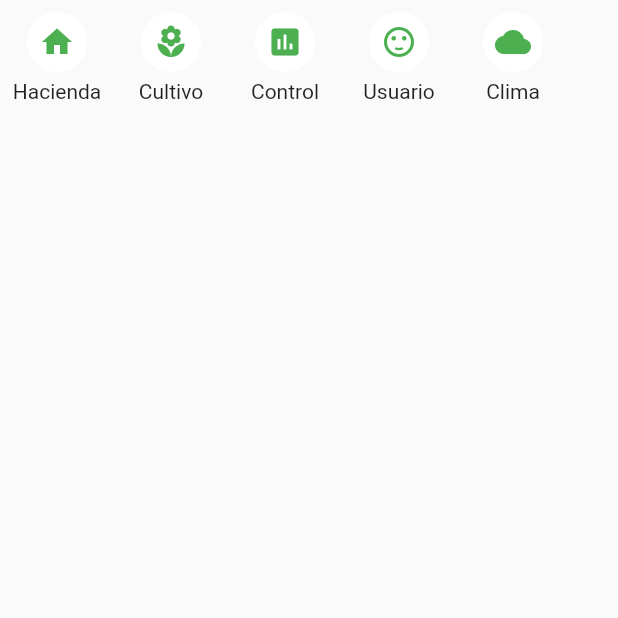
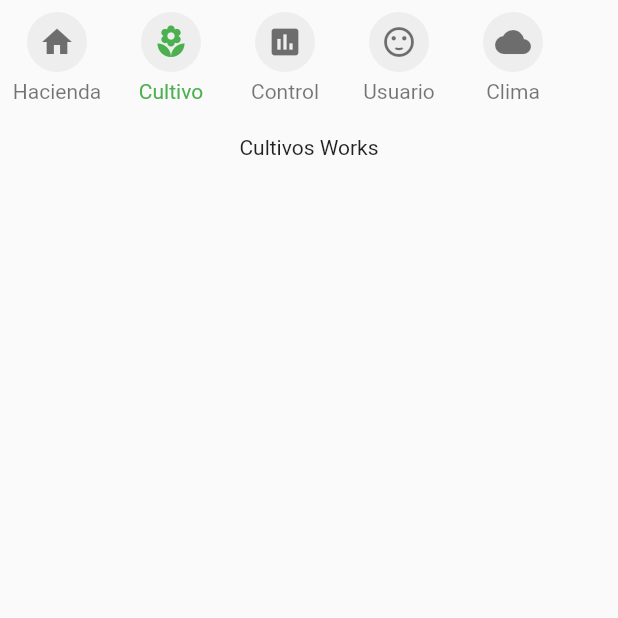
Before and after one commit to CristianX/flutter-grados-dia, a Flutter app: the MenuPage screen opened by its route, after a tap on the "local florist" icon, on a phone screen of 412 x 824 dp, the top half of it. Run offline on Flutter 3.47's test engine with Material 2 defaults, Android fonts, the phone set to English and light mode, and no system bars; our stand-ins replace flutter_map, geolocator, latlong; missing offline and left inert: flutter_map_marker_cluster; network calls fail.

Commit message:
Implementación funcionalidad de página de menu y provider para modificar navegacion del floating action button

```diff
--- a/lib/main.dart
+++ b/lib/main.dart
@@ -4,6 +4,7 @@ import 'package:flutter/material.dart';
 // import 'package:grados_dia_app/src/services/cultivos_services.dart';
 import 'package:grados_dia_app/src/services/hectarea_service.dart';
 import 'package:grados_dia_app/src/services/hacienda_service.dart';
+import 'package:grados_dia_app/src/services/navegacion_floating_service.dart';
 
 // Provider
 import 'package:provider/provider.dart';
@@ -23,7 +24,8 @@ class MyApp extends StatelessWidget {
     return MultiProvider(
       providers: [
         ChangeNotifierProvider(create: (_) => new HectareaService()),
-        ChangeNotifierProvider(create: (_) => new HaciendaService())
+        ChangeNotifierProvider(create: (_) => new HaciendaService()),
+        ChangeNotifierProvider(create: (_) => new NavegacionFloatingService()),
         // ChangeNotifierProvider(create: (_) => new  CultivoService())
       ],
       child: MaterialApp(
--- /dev/null
+++ b/lib/src/pages/clima/listar_clima_page.dart
@@ -0,0 +1,14 @@
+import 'package:flutter/material.dart';
+
+class ListarClimaPage extends StatelessWidget {
+  @override
+  Widget build(BuildContext context) {
+    return Container(
+
+      child: Center(
+        child: Text(' Clima Works '),
+      ),
+
+    );
+  }
+}
--- /dev/null
+++ b/lib/src/pages/control/listar_control_page.dart
@@ -0,0 +1,14 @@
+import 'package:flutter/material.dart';
+
+class ListarControlPage extends StatelessWidget {
+  @override
+  Widget build(BuildContext context) {
+    return Container(
+
+      child: Center(
+        child: Text(' Control Works '),
+      ),
+
+    );
+  }
+}
--- /dev/null
+++ b/lib/src/pages/cultivo/listar_cultivos_page.dart
@@ -0,0 +1,14 @@
+import 'package:flutter/material.dart';
+
+class ListarCultivosPage extends StatelessWidget {
+  @override
+  Widget build(BuildContext context) {
+    return Container(
+
+      child: Center(
+        child: Text(' Cultivos Works '),
+      ),
+
+    );
+  }
+}
--- /dev/null
+++ b/lib/src/pages/hacienda/listar_haciendas_page.dart
@@ -0,0 +1,14 @@
+import 'package:flutter/material.dart';
+
+class ListarHaciendasPage extends StatelessWidget {
+  @override
+  Widget build(BuildContext context) {
+    return Container(
+
+      child: Center(
+        child: Text(' Hacienda Works '),
+      ),
+
+    );
+  }
+}
--- a/lib/src/pages/home_page.dart
+++ b/lib/src/pages/home_page.dart
@@ -1,9 +1,11 @@
 import 'package:flutter/material.dart';
+
+import 'package:grados_dia_app/src/services/navegacion_floating_service.dart';
+import 'package:provider/provider.dart';
 
 // Vistas
 import 'package:grados_dia_app/src/pages/mapa_page.dart';
 import 'package:grados_dia_app/src/pages/menu_page.dart';
-
 
 
 class HomePage extends StatefulWidget {
@@ -23,6 +25,10 @@ class _HomePageState extends State<HomePage> {
   @override
   Widget build(BuildContext context) {
 
+    // Llamando service
+    final navegacionFloatingService = Provider.of<NavegacionFloatingService>(context);
+
+
 
     return Scaffold(
 
@@ -30,9 +36,10 @@ class _HomePageState extends State<HomePage> {
       bottomNavigationBar: _crearBottomNavigationBar(),
       floatingActionButtonLocation: FloatingActionButtonLocation.centerDocked,
       floatingActionButton: FloatingActionButton(
+        // TODO: implementar el FloatingButton para que pueda añadir cualquier campo de la categoria seleccionada ( Posiblemente con providers )
         child: Icon(Icons.add),
         backgroundColor: Theme.of(context).primaryColor,
-        onPressed: () => Navigator.pushNamed(context, 'hectareas'),
+        onPressed: () => Navigator.pushNamed(context, navegacionFloatingService.menuSeleccionado ),
       ),
 
     );
--- a/lib/src/pages/login_page.dart
+++ b/lib/src/pages/login_page.dart
@@ -1,4 +1,6 @@
 import 'package:flutter/material.dart';
+
+// TODO: cambiar color a white12 para evitar conflicto de color con el ScrollView
 
 class LoginPage extends StatelessWidget {
   @override
--- a/lib/src/pages/mapa_page.dart
+++ b/lib/src/pages/mapa_page.dart
@@ -1,4 +1,5 @@
 import 'package:flutter/material.dart';
+import 'package:grados_dia_app/src/services/navegacion_floating_service.dart';
 import 'package:provider/provider.dart';
 
 // Services
@@ -11,6 +12,10 @@ class MapaPage extends StatelessWidget {
   @override
   Widget build(BuildContext context) {
 
+    final navegacionFloatingService = Provider.of<NavegacionFloatingService>(context);
+
+    navegacionFloatingService.menuSeleccionado = 'hectareas';
+
     // Llamando service
     final hectareaService = Provider.of<HectareaService>(context);
 
--- a/lib/src/pages/menu_page.dart
+++ b/lib/src/pages/menu_page.dart
@@ -2,18 +2,44 @@ import 'package:flutter/material.dart';
 
 
 import 'package:grados_dia_app/src/models/menu_model.dart';
+import 'package:grados_dia_app/src/pages/clima/listar_clima_page.dart';
+import 'package:grados_dia_app/src/pages/control/listar_control_page.dart';
+import 'package:grados_dia_app/src/pages/cultivo/listar_cultivos_page.dart';
+import 'package:grados_dia_app/src/pages/hacienda/listar_haciendas_page.dart';
+import 'package:grados_dia_app/src/pages/usuario/listar_usuarios_page.dart';
+import 'package:grados_dia_app/src/services/navegacion_floating_service.dart';
 import 'package:grados_dia_app/src/utils/utils.dart' as utils ;
+import 'package:provider/provider.dart';
 
-class MenuPage extends StatelessWidget {
+// TODO: Crear un provider para Navigation.pop del floatingActionButton
+
+
+class MenuPage extends StatefulWidget {
+  @override
+  _MenuPageState createState() => _MenuPageState();
+}
+
+class _MenuPageState extends State<MenuPage> {
+
+  String seleccion = 'hacienda';
+
   @override
   Widget build(BuildContext context) {
+
+
+
+    final menu = utils.MenuItems().menu;
+
+
     return SafeArea(
 
       child: Scaffold(
 
         body: Column(
           children: <Widget>[
-            _ListaMenu()
+            _listaMenu( menu ),
+            SizedBox( height: 10 ),
+            _cargarPagina(seleccion)
           ],
         ),
 
@@ -24,14 +50,8 @@ class MenuPage extends StatelessWidget {
 
     );
   }
-}
 
-class _ListaMenu extends StatelessWidget {
-  @override
-  Widget build(BuildContext context) {
-
-    final menu = utils.MenuItems().menu;
-
+  Widget _listaMenu( List<Menu> menu ) {
     return Container(
 
       width: double.infinity,
@@ -50,10 +70,10 @@ class _ListaMenu extends StatelessWidget {
             child: Column(
               children: <Widget>[
 
-                _MenuBoton( menu[index] ),
+                _menuBoton( menu[index] ),
                 SizedBox( height: 5 ),
                 // Capitalizando nombre del menú
-                Text( '${ nombreMenu[0].toUpperCase() }${ nombreMenu.substring(1) }' )
+                Text( '${ nombreMenu[0].toUpperCase() }${ nombreMenu.substring(1) }', style: TextStyle( color: ( seleccion == menu[index].nombre ) ? Theme.of(context).primaryColor : Colors.black54 ) )
 
               ],
             ),
@@ -63,21 +83,17 @@ class _ListaMenu extends StatelessWidget {
 
     );
   }
-}
 
-class _MenuBoton extends StatelessWidget {
-
-  final Menu menu;
-
-  const _MenuBoton( this.menu );
-
-  @override
-  Widget build(BuildContext context) {
-
+  Widget _menuBoton(Menu menu) {
     return GestureDetector(
 
       onTap: (){
-         print( menu.nombre );
+
+        setState(() {
+          seleccion = menu.nombre;
+        });
+
+
       },
 
       child: Container(
@@ -87,17 +103,39 @@ class _MenuBoton extends StatelessWidget {
         margin: EdgeInsets.symmetric( horizontal: 10 ),
         decoration: BoxDecoration(
           shape: BoxShape.circle,
-          color: Colors.white
+          color: Colors.grey[200]
         ),
 
         child: Icon(
-          // TODO cambiar los items del menu a un provider para redibujar el color seleccionado
           menu.icono,
-          color: ( Theme.of(context).primaryColor ),
+          color: ( seleccion == menu.nombre ) ? Theme.of(context).primaryColor : Colors.black54,
         ),
 
       ),
 
     );
   }
+
+  Widget _cargarPagina( String seleccion ) {
+
+    final navegacionFloatingService = Provider.of<NavegacionFloatingService>(context);
+
+    switch ( seleccion ) {
+
+      case 'hacienda' : {
+        navegacionFloatingService.menuSeleccionado = 'login';
+      }
+      return ListarHaciendasPage();
+      case 'cultivo'  : return ListarCultivosPage();
+      case 'control'  : return ListarControlPage();
+      case 'usuario'  : return ListarUsuariosPage();
+      case 'clima'    : return ListarClimaPage();
+
+      default: return ListarHaciendasPage();
+
+
+    }
+
+  }
+
 }
--- /dev/null
+++ b/lib/src/pages/usuario/listar_usuarios_page.dart
@@ -0,0 +1,14 @@
+import 'package:flutter/material.dart';
+
+class ListarUsuariosPage extends StatelessWidget {
+  @override
+  Widget build(BuildContext context) {
+    return Container(
+
+      child: Center(
+        child: Text(' Usuario Works '),
+      ),
+
+    );
+  }
+}
--- /dev/null
+++ b/lib/src/services/navegacion_floating_service.dart
@@ -0,0 +1,18 @@
+import 'package:flutter/material.dart';
+
+class NavegacionFloatingService with ChangeNotifier {
+
+  String _menuSeleccionado = 'hectareas';
+
+  // Getters y Setters
+  get menuSeleccionado => this._menuSeleccionado;
+  set menuSeleccionado ( String valor ) {
+
+    this._menuSeleccionado = valor;
+
+    notifyListeners();
+
+  }
+
+
+}
```
